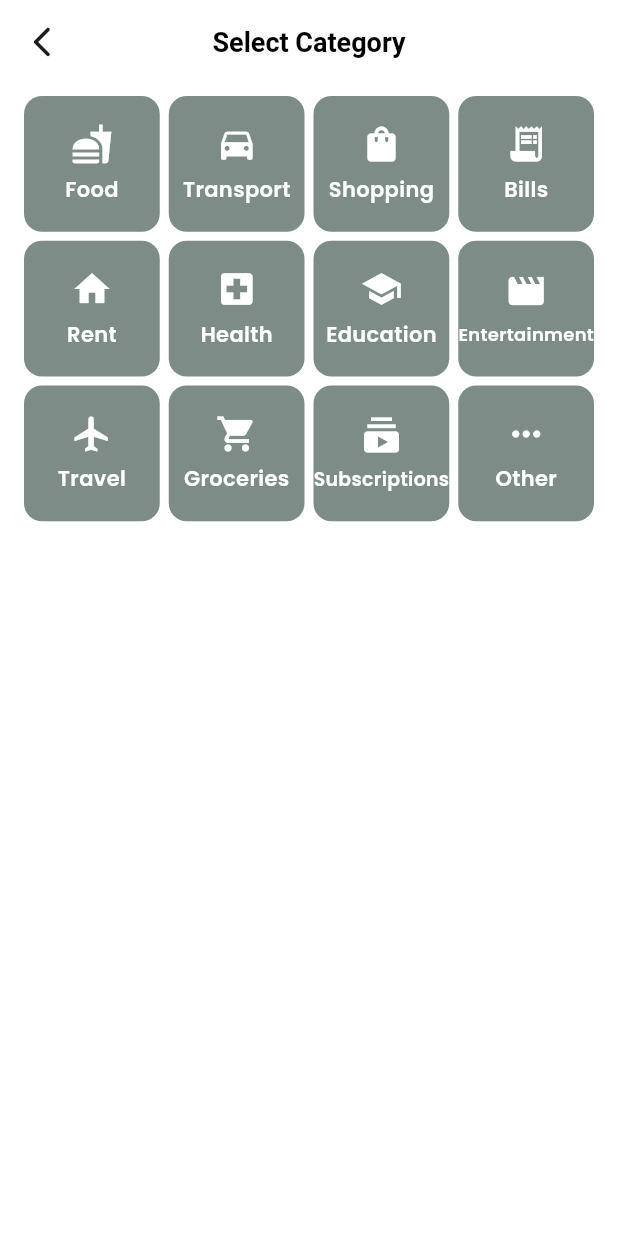
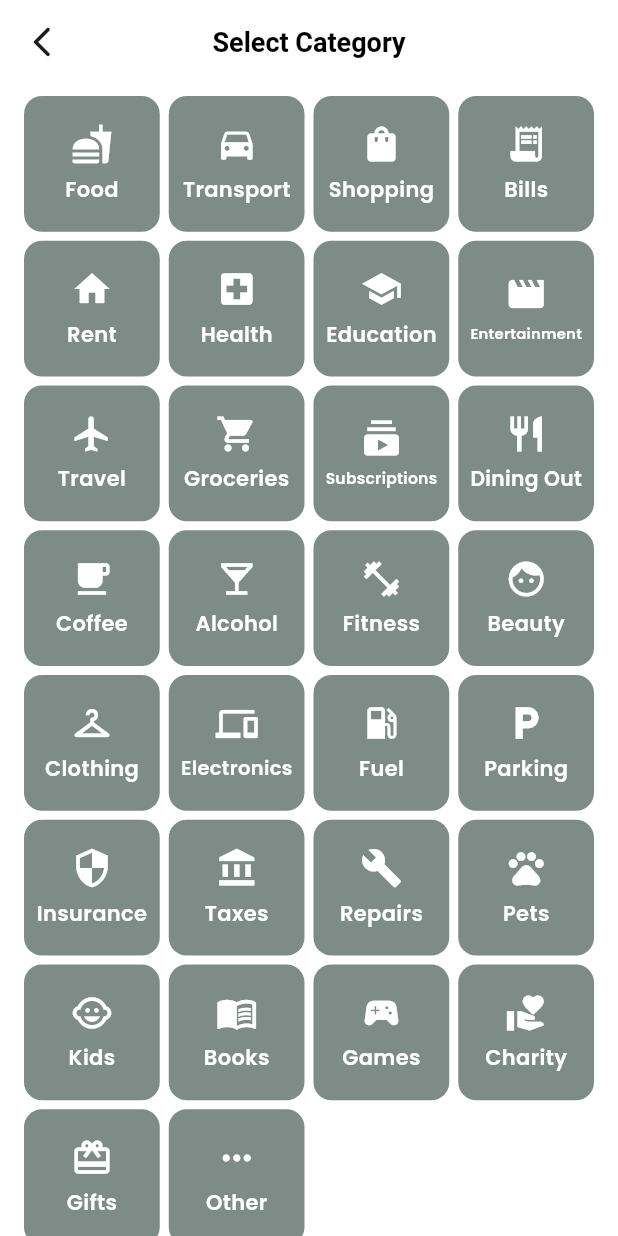
Before and after one commit to NOUR-MOWAFEY/money_flow, a Flutter app: the AddTransactionView screen opened directly, after a tap on "Category", on a phone screen of 412 x 824 dp. Run offline on Flutter 3.47's test engine with Material 3 defaults, Android fonts, the light colour scheme and no system bars; our stand-ins replace animated_toggle_switch, fl_chart, hive, hive_flutter, image_picker, toastification and 1 more; accounts and stored records are empty.

Commit message:
add more categories & add input formatter for amount field & separate fields into another widget

```diff
--- a/lib/constants/app_categories.dart
+++ b/lib/constants/app_categories.dart
@@ -1,9 +1,9 @@
 import 'package:flutter/material.dart';
 import 'package:money_flow/models/category_model.dart';
 
-
 class AppCategories {
   static const List<CategoryModel> expenseCategories = [
+    // --- existing ---
     CategoryModel(title: 'Food', icon: Icons.fastfood),
     CategoryModel(title: 'Transport', icon: Icons.directions_car),
     CategoryModel(title: 'Shopping', icon: Icons.shopping_bag),
@@ -15,16 +15,45 @@ class AppCategories {
     CategoryModel(title: 'Travel', icon: Icons.flight),
     CategoryModel(title: 'Groceries', icon: Icons.local_grocery_store),
     CategoryModel(title: 'Subscriptions', icon: Icons.subscriptions),
+    // --- new ---
+    CategoryModel(title: 'Dining Out', icon: Icons.restaurant),
+    CategoryModel(title: 'Coffee', icon: Icons.local_cafe),
+    CategoryModel(title: 'Alcohol', icon: Icons.local_bar),
+    CategoryModel(title: 'Fitness', icon: Icons.fitness_center),
+    CategoryModel(title: 'Beauty', icon: Icons.face),
+    CategoryModel(title: 'Clothing', icon: Icons.checkroom),
+    CategoryModel(title: 'Electronics', icon: Icons.devices),
+    CategoryModel(title: 'Fuel', icon: Icons.local_gas_station),
+    CategoryModel(title: 'Parking', icon: Icons.local_parking),
+    CategoryModel(title: 'Insurance', icon: Icons.security),
+    CategoryModel(title: 'Taxes', icon: Icons.account_balance),
+    CategoryModel(title: 'Repairs', icon: Icons.build),
+    CategoryModel(title: 'Pets', icon: Icons.pets),
+    CategoryModel(title: 'Kids', icon: Icons.child_care),
+    CategoryModel(title: 'Books', icon: Icons.menu_book),
+    CategoryModel(title: 'Games', icon: Icons.sports_esports),
+    CategoryModel(title: 'Charity', icon: Icons.volunteer_activism),
+    CategoryModel(title: 'Gifts', icon: Icons.redeem),
     CategoryModel(title: 'Other', icon: Icons.more_horiz),
   ];
 
   static const List<CategoryModel> incomeCategories = [
+    // --- existing ---
     CategoryModel(title: 'Salary', icon: Icons.work),
     CategoryModel(title: 'Freelance', icon: Icons.laptop),
     CategoryModel(title: 'Business', icon: Icons.business_center),
     CategoryModel(title: 'Investment', icon: Icons.trending_up),
     CategoryModel(title: 'Gift', icon: Icons.card_giftcard),
     CategoryModel(title: 'Bonus', icon: Icons.star),
+    // --- new ---
+    CategoryModel(title: 'Rental Income', icon: Icons.house),
+    CategoryModel(title: 'Dividends', icon: Icons.pie_chart),
+    CategoryModel(title: 'Commission', icon: Icons.percent),
+    CategoryModel(title: 'Side Hustle', icon: Icons.handyman),
+    CategoryModel(title: 'Selling', icon: Icons.sell),
+    CategoryModel(title: 'Refund', icon: Icons.replay),
+    CategoryModel(title: 'Pension', icon: Icons.elderly),
+    CategoryModel(title: 'Scholarship', icon: Icons.emoji_events),
     CategoryModel(title: 'Other', icon: Icons.more_horiz),
   ];
 }
--- a/lib/views/categories_view.dart
+++ b/lib/views/categories_view.dart
@@ -11,7 +11,7 @@ class CategoriesView extends StatelessWidget {
     required this.category,
   });
   final TransactionType transactionType;
-  final ValueNotifier<CategoryModel> category;
+  final ValueNotifier<CategoryModel?> category;
 
   @override
   Widget build(BuildContext context) {
--- /dev/null
+++ b/lib/widgets/add_transaction_fields.dart
@@ -0,0 +1,34 @@
+import 'package:flutter/material.dart';
+import 'package:money_flow/models/add_transaction_model.dart';
+import 'package:money_flow/widgets/amount_field.dart';
+import 'package:money_flow/widgets/category_field.dart';
+import 'package:money_flow/widgets/date_field.dart';
+
+class AddTransactionFields extends StatelessWidget {
+  const AddTransactionFields({super.key, required this.addTransactionModel});
+
+  final AddTransactionModel addTransactionModel;
+
+  @override
+  Widget build(BuildContext context) {
+    return Column(
+      children: [
+        // amount field
+        AmountField(amountController: addTransactionModel.amountController),
+
+        const SizedBox(height: 32),
+
+        // Category field
+        CategoryField(
+          transactionType: addTransactionModel.transactionType,
+          category: addTransactionModel.category,
+        ),
+
+        const SizedBox(height: 16),
+
+        // Date Field
+        DateField(dateController: addTransactionModel.dateController),
+      ],
+    );
+  }
+}
--- a/lib/widgets/add_transaction_view_body.dart
+++ b/lib/widgets/add_transaction_view_body.dart
@@ -1,9 +1,8 @@
 import 'package:flutter/material.dart';
+import 'package:money_flow/models/add_transaction_model.dart';
 import 'package:money_flow/utils/date_formatter.dart';
-import 'package:money_flow/widgets/amount_field.dart';
-import 'package:money_flow/widgets/category_field.dart';
+import 'package:money_flow/widgets/add_transaction_fields.dart';
 import 'package:money_flow/widgets/custom_animated_toggle.dart';
-import 'package:money_flow/widgets/date_field.dart';
 
 class AddTransactionViewBody extends StatefulWidget {
   const AddTransactionViewBody({super.key});
@@ -13,19 +12,18 @@ class AddTransactionViewBody extends StatefulWidget {
 }
 
 class _AddTransactionViewBodyState extends State<AddTransactionViewBody> {
-  late TextEditingController amountController;
-  late Map<String, IconData> category;
-  late TextEditingController dateController;
-  late TransactionType transactionType;
+  late AddTransactionModel addTransactionModel;
 
   @override
   void initState() {
-    amountController = TextEditingController();
-    category = {'Category': Icons.category_rounded};
-    dateController = TextEditingController();
-    dateController.text = DateFormatter.dateNow;
-    transactionType = TransactionType.expenses;
+    _initializeFieldsData();
     super.initState();
+  }
+
+  @override
+  void dispose() {
+    _disposeFieldsData();
+    super.dispose();
   }
 
   @override
@@ -35,34 +33,44 @@ class _AddTransactionViewBodyState extends State<AddTransactionViewBody> {
         padding: const EdgeInsets.symmetric(horizontal: 28),
         child: ListView(
           children: [
-            const SizedBox(height: 12),
+            const SizedBox(height: 18),
 
             // toggle switch
             Padding(
-              padding: const EdgeInsets.symmetric(horizontal: 16),
+              padding: const EdgeInsets.symmetric(horizontal: 20),
               child: CustomAnimatedToggle(
-                onChange: (TransactionType transactionType) =>
-                    setState(() => this.transactionType = transactionType),
+                onChange: (TransactionType transactionType) {
+                  addTransactionModel.category.value = null;
+                  addTransactionModel.transactionType.value = transactionType;
+                },
               ),
             ),
 
             const SizedBox(height: 32),
 
-            // amount field
-            AmountField(amountController: amountController),
-
-            const SizedBox(height: 32),
-
-            // Category field
-            CategoryField(transactionType: transactionType),
-
-            const SizedBox(height: 16),
-
-            // Date Field
-            DateField(dateController: dateController),
+            // all fields
+            AddTransactionFields(addTransactionModel: addTransactionModel),
           ],
         ),
       ),
     );
   }
+
+  void _initializeFieldsData() {
+    addTransactionModel = AddTransactionModel(
+      amountController: TextEditingController(),
+      dateController: TextEditingController(),
+      transactionType: ValueNotifier(TransactionType.expenses),
+      category: ValueNotifier(null),
+    );
+
+    addTransactionModel.dateController.text = DateFormatter.dateNow;
+  }
+
+  void _disposeFieldsData() {
+    addTransactionModel.category.dispose();
+    addTransactionModel.amountController.dispose();
+    addTransactionModel.dateController.dispose();
+    addTransactionModel.transactionType.dispose();
+  }
 }
--- a/lib/widgets/amount_field.dart
+++ b/lib/widgets/amount_field.dart
@@ -1,5 +1,6 @@
 import 'package:flutter/material.dart';
 import 'package:money_flow/constants/app_colors.dart';
+import 'package:money_flow/utils/text_input_formatter.dart';
 import 'package:money_flow/widgets/custom_text_form_field.dart';
 
 class AmountField extends StatelessWidget {
@@ -12,13 +13,14 @@ class AmountField extends StatelessWidget {
     return Padding(
       padding: EdgeInsets.symmetric(horizontal: 64),
       child: CustomTextFormFiled(
-        keyboardType: TextInputType.number,
+        keyboardType: TextInputType.numberWithOptions(decimal: true),
         controller: amountController,
         showPrefixIcon: false,
         hintText: 'EGP 0',
         border: 80,
         padding: EdgeInsets.symmetric(vertical: 24),
         borderColor: AppColors.grey,
+        formatter: [MaxDigitsFormatter()],
       ),
     );
   }
--- a/lib/widgets/categories_view_body.dart
+++ b/lib/widgets/categories_view_body.dart
@@ -11,7 +11,7 @@ class CategoriesViewBody extends StatelessWidget {
     required this.category,
   });
   final TransactionType transactionType;
-  final ValueNotifier<CategoryModel> category;
+  final ValueNotifier<CategoryModel?> category;
 
   @override
   Widget build(BuildContext context) {
--- a/lib/widgets/category_field.dart
+++ b/lib/widgets/category_field.dart
@@ -5,22 +5,26 @@ import 'package:money_flow/widgets/custom_animated_toggle.dart';
 import 'package:money_flow/widgets/custom_text_form_field.dart';
 
 class CategoryField extends StatelessWidget {
-  const CategoryField({super.key, required this.transactionType});
+  const CategoryField({
+    super.key,
+    required this.transactionType,
+    required this.category,
+  });
 
-  final TransactionType transactionType;
-
-  static final ValueNotifier<CategoryModel> _category = ValueNotifier(
-    CategoryModel(icon: Icons.category_rounded, title: 'Category'),
-  );
+  final ValueNotifier<TransactionType> transactionType;
+  final ValueNotifier<CategoryModel?> category;
 
   @override
   Widget build(BuildContext context) {
-    return ValueListenableBuilder<CategoryModel>(
-      valueListenable: _category,
-      builder: (BuildContext context, CategoryModel value, Widget? child) =>
+    return ValueListenableBuilder<CategoryModel?>(
+      valueListenable: category,
+      builder: (BuildContext context, CategoryModel? value, Widget? child) =>
+          ValueListenableBuilder(
+            valueListenable: transactionType,
+            builder: (BuildContext context, value, Widget? child) =>
                 CustomTextFormFiled(
-            icon: _category.value.icon,
-            title: _category.value.title,
+                  icon: category.value?.icon ?? Icons.category_rounded,
+                  title: category.value?.title ?? 'Category',
                   isEnabled: false,
                   onTap: () {
                     FocusManager.instance.primaryFocus?.unfocus();
@@ -28,13 +32,14 @@ class CategoryField extends StatelessWidget {
                       context,
                       MaterialPageRoute(
                         builder: (context) => CategoriesView(
-                    transactionType: transactionType,
-                    category: _category,
+                          transactionType: transactionType.value,
+                          category: category,
                         ),
                       ),
                     );
                   },
                 ),
+          ),
     );
   }
 }
--- a/lib/widgets/category_item.dart
+++ b/lib/widgets/category_item.dart
@@ -9,6 +9,7 @@ class CategoryItem extends StatelessWidget {
   @override
   Widget build(BuildContext context) {
     return Container(
+      padding: EdgeInsets.all(8),
       decoration: BoxDecoration(
         color: AppColors.primaryColor,
         borderRadius: BorderRadius.circular(12),
@@ -24,6 +25,7 @@ class CategoryItem extends StatelessWidget {
             fit: BoxFit.scaleDown,
             child: Text(
               category.title,
+              textAlign: .center,
               style: const TextStyle(
                 color: Colors.white,
                 fontWeight: FontWeight.w600,
--- a/lib/widgets/custom_animated_toggle.dart
+++ b/lib/widgets/custom_animated_toggle.dart
@@ -31,11 +31,9 @@ class _CustomAnimatedToggleState extends State<CustomAnimatedToggle> {
         ),
       ],
 
-      // iconOpacity: 0.2,
-      indicatorSize: const Size.fromWidth(160),
+      indicatorSize: const Size.fromWidth(170),
       borderWidth: 4.0,
-      iconAnimationType: AnimationType.onSelected,
-      selectedIconScale: 1.2,
+      selectedIconScale: 1.15,
 
       onChanged: (value) {
         widget.onChange(value);
@@ -47,7 +45,7 @@ class _CustomAnimatedToggleState extends State<CustomAnimatedToggle> {
         borderRadius: BorderRadius.circular(32),
         indicatorColor: AppColors.primaryColor,
         backgroundColor: AppColors.greyTrasparent,
-        boxShadow: [
+        boxShadow: const [
           BoxShadow(
             color: Colors.black26,
             spreadRadius: 1,
--- a/lib/widgets/custom_text_form_field.dart
+++ b/lib/widgets/custom_text_form_field.dart
@@ -1,4 +1,5 @@
 import 'package:flutter/material.dart';
+import 'package:flutter/services.dart';
 import 'package:money_flow/constants/app_colors.dart';
 
 class CustomTextFormFiled extends StatelessWidget {
@@ -18,6 +19,7 @@ class CustomTextFormFiled extends StatelessWidget {
     this.keyboardType,
     this.showCursor = false,
     this.isNormalTextField = false,
+    this.formatter,
   });
   final bool isEnabled;
   final String? title;
@@ -33,6 +35,7 @@ class CustomTextFormFiled extends StatelessWidget {
   final TextInputType? keyboardType;
   final bool showCursor;
   final bool isNormalTextField;
+  final List<TextInputFormatter>? formatter;
 
   @override
   Widget build(BuildContext context) {
@@ -52,6 +55,7 @@ class CustomTextFormFiled extends StatelessWidget {
         textAlign: centerText ? TextAlign.center : TextAlign.start,
         enabled: isEnabled,
         keyboardType: keyboardType,
+        inputFormatters: formatter,
         decoration: InputDecoration(
           alignLabelWithHint: false,
           prefixIcon: showPrefixIcon
@@ -68,21 +72,22 @@ class CustomTextFormFiled extends StatelessWidget {
                   fontWeight: FontWeight.bold,
                 )
               : null,
-          label: title == null ? null : Text(title!),
+          labelText: title,
           labelStyle: TextStyle(
             color: AppColors.black,
             fontWeight: FontWeight.bold,
           ),
-          border: outlineInputBorder(),
-          enabledBorder: outlineInputBorder(),
-          focusedBorder: outlineInputBorder(),
-          disabledBorder: outlineInputBorder(),
+
+          border: _outlineInputBorder(),
+          enabledBorder: _outlineInputBorder(),
+          focusedBorder: _outlineInputBorder(),
+          disabledBorder: _outlineInputBorder(),
         ),
       ),
     );
   }
 
-  OutlineInputBorder outlineInputBorder() {
+  OutlineInputBorder _outlineInputBorder() {
     return OutlineInputBorder(
       borderRadius: BorderRadius.circular(border),
       borderSide: BorderSide(color: Colors.transparent),
```
Also changed, not shown: lib/models/add_transaction_model.dart (added, +17 -0 lines), lib/utils/text_input_formatter.dart (added, +15 -0 lines). Lines whose indentation alone changed are shown as unchanged.
